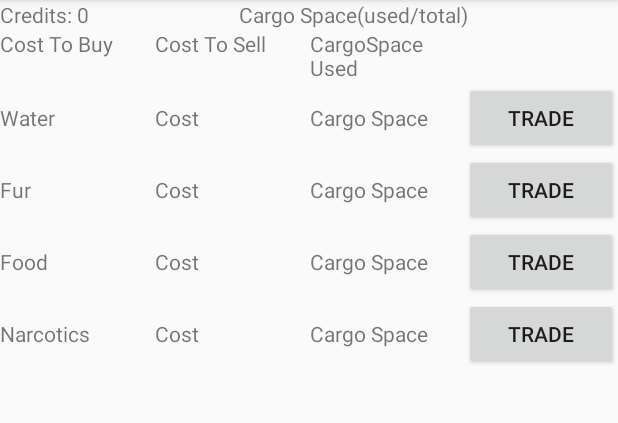
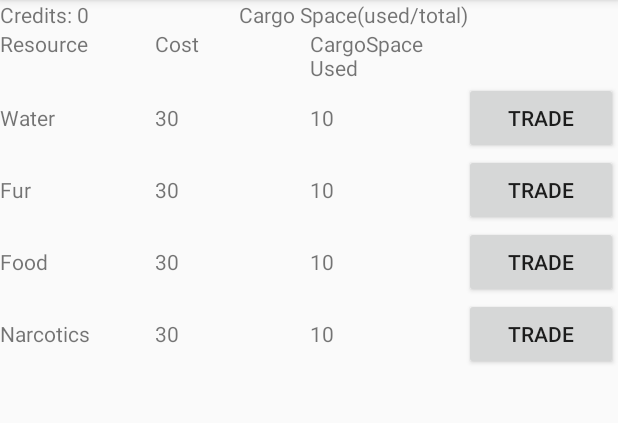
Before and after one commit to woodjamesdee/SpaceTrader, an Android app: the MarketPlaceActivity screen opened directly, with no data from a screen before it, on a phone screen of 412 x 824 dp, the part 84-507 px from its top. Run offline under Robolectric (Android 15) with nearby library versions, the phone set to English and light mode, and no system bars.

Commit message:
updated some classes to add cargoSpace attribute

```diff
--- a/app/src/main/java/edu/jumpstreet/spacetrader/entity/Gnat.java
+++ b/app/src/main/java/edu/jumpstreet/spacetrader/entity/Gnat.java
@@ -8,6 +8,8 @@ public class Gnat extends Spaceship {
     public Gnat() {
         super.name = "Gnat";
         super.hitpoints = 100;
+        super.maxCargoSpace = 1000;
+        super.usedCargoSpace = 0;
         super.description = "The Gnat is not impressive in any area, " +
                 "but most pilots are proud to call it their first ship.";
     }
--- a/app/src/main/java/edu/jumpstreet/spacetrader/entity/Spaceship.java
+++ b/app/src/main/java/edu/jumpstreet/spacetrader/entity/Spaceship.java
@@ -8,6 +8,8 @@ public abstract class Spaceship {
     protected String name;
     protected String description;
     protected int hitpoints;
+    protected int maxCargoSpace;
+    protected int usedCargoSpace;
 
     protected Spaceship() {
     }
@@ -16,8 +18,11 @@ public abstract class Spaceship {
         return name;
     }
     public String getDescription() { return description; }
-
     public int getHitpoints() { return hitpoints; }
+    public int getMaxCargoSpace(){return maxCargoSpace;}
+    public int getUsedCargoSpace(){return usedCargoSpace;}
 
     public void setHitpoints(int hitpoints) { this.hitpoints = hitpoints; }
+    public void setMaxCargoSpace(int cargoSpace){this.maxCargoSpace = cargoSpace;}
+    public void setUsedCargoSpace(int cargoSpace){this.usedCargoSpace = cargoSpace;}
 }
--- a/app/src/main/java/edu/jumpstreet/spacetrader/view/MarketPlaceActivity.java
+++ b/app/src/main/java/edu/jumpstreet/spacetrader/view/MarketPlaceActivity.java
@@ -31,6 +31,9 @@ public class MarketPlaceActivity extends AppCompatActivity {
     Planet currentPlanet;
     int techLevel;
 
+    //TODO switch this to model var
+    final int NUM_OF_RESOURCES = 10;
+
     @Override
     protected void onCreate(Bundle savedInstanceState) {
         super.onCreate(savedInstanceState);
@@ -40,6 +43,8 @@ public class MarketPlaceActivity extends AppCompatActivity {
         techLevel = currentPlanet.getTechLevel().ordinal();
         initializeLayouts();
         initializeUserViews();
+        setTextViews(1);
+        setTextViews(2);
         deactiveResourceLayouts(techLevel);
     }
 
@@ -64,9 +69,21 @@ public class MarketPlaceActivity extends AppCompatActivity {
     }
 
 
-
-    private void initializeCostTextView(){
-
+    //TODO currently sets all costs to 30, should route through MV to get actual value
+    //TODO currently sets all cargo spaces to 10, should route through MV to get actual value
+    //index has 1 for cost TV and 2 for Cargo Space
+    private void setTextViews(int index){
+        for(int i=0;i<NUM_OF_RESOURCES;i++){
+            //2 is to increment past header LinearLayouts
+            LinearLayout ll = (LinearLayout) fullLayout.getChildAt(2+ i);
+            TextView tv = (TextView) ll.getChildAt(index);
+            if(index == 1) {
+                tv.setText(30 + "");
+            }
+            if (index == 2){
+                tv.setText(10 + "");
+            }
+        }
     }
 
     private void deactiveResourceLayouts(int techLevel){
@@ -83,13 +100,4 @@ public class MarketPlaceActivity extends AppCompatActivity {
         }
     }
 
-    private void deactivateBuyButtons(){
-
-    }
-
-    private void deactiveSellButtons(){
-
-    }
-
-
 }
--- a/app/src/main/res/layout/activity_market.xml
+++ b/app/src/main/res/layout/activity_market.xml
@@ -44,13 +44,13 @@
                     android:layout_width="match_parent"
                     android:layout_height="wrap_content"
                     android:layout_weight=".25"
-                    android:text="Cost To Buy" />
+                    android:text="Resource" />
 
                 <TextView
                     android:layout_width="match_parent"
                     android:layout_height="wrap_content"
                     android:layout_weight=".25"
-                    android:text="Cost To Sell" />
+                    android:text="Cost" />
 
                 <TextView
                     android:id="@+id/OnMarketCargoSpacePerResource"
```
